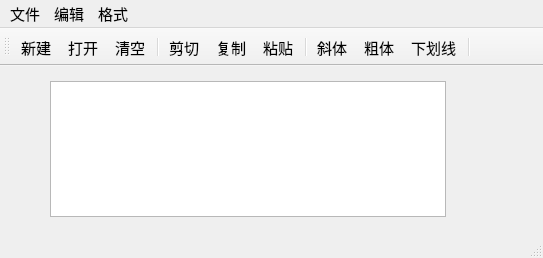
This is samp2_4App/qwmainwind.ui in taipy524/Qtcourse as Qt 5 draws it before an edit. The edited form follows.
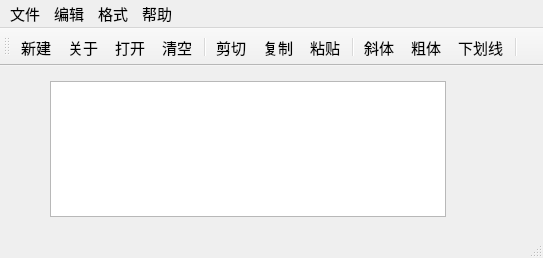
This is the edited form. Icons and pictures are not drawn.

Commit message: 增加About窗口，输出我的姓名，学号

The edit to the form file:
```diff
--- a/samp2_4App/qwmainwind.ui
+++ b/samp2_4App/qwmainwind.ui
@@ -76,6 +76,13 @@
    <addaction name="menu"/>
    <addaction name="menu_2"/>
    <addaction name="menu_3"/>
+    <widget class="QMenu" name="menu_4">
+     <property name="title">
+      <string>帮助</string>
+     </property>
+     <addaction name="actAbout"/>
+    </widget>
+    <addaction name="menu_4"/>
   </widget>
   <widget class="QToolBar" name="mainToolBar">
    <property name="toolButtonStyle">
@@ -88,6 +95,7 @@
     <bool>false</bool>
    </attribute>
    <addaction name="actNew"/>
+    <addaction name="actAbout"/>
    <addaction name="actOpen"/>
    <addaction name="actClear"/>
    <addaction name="separator"/>
@@ -268,6 +276,18 @@
     <enum>QAction::TextHeuristicRole</enum>
    </property>
   </action>
+   <action name="actAbout">
+    <property name="icon">
+     <iconset resource="res.qrc">
+      <normaloff>:/images/images/20.ico</normaloff>:/images/images/20.ico</iconset>
+    </property>
+    <property name="text">
+     <string>关于</string>
+    </property>
+    <property name="toolTip">
+     <string>关于</string>
+    </property>
+   </action>
  </widget>
  <layoutdefault spacing="6" margin="11"/>
  <resources>
```
Lines whose indentation alone changed are shown as unchanged. The commit also changes 3 other files.
